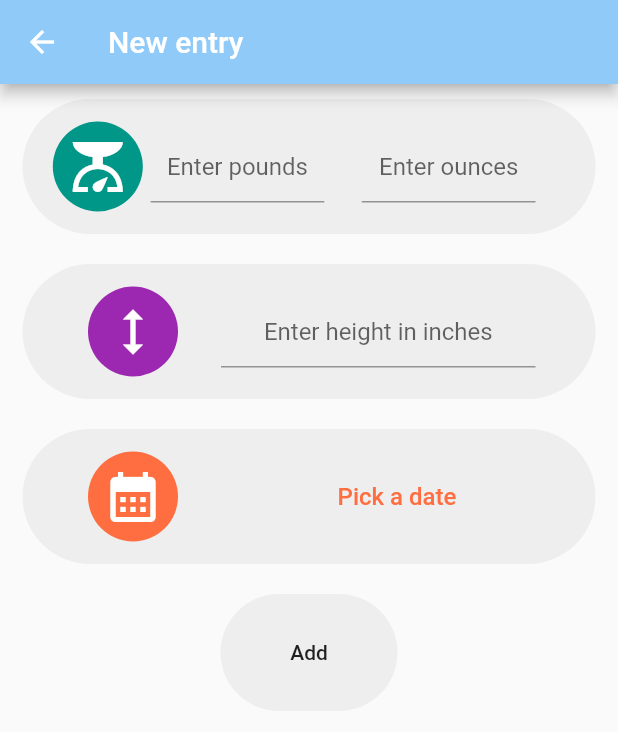
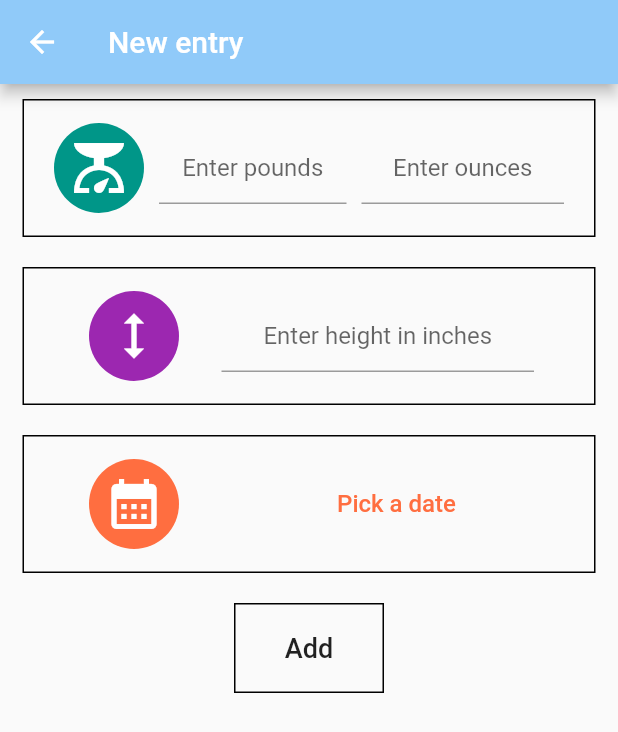
Before and after one commit to josephcavanna/babygrowth, a Flutter app: the AddEntry screen opened by its route, after a tap on "Add", on a phone screen of 412 x 824 dp. Shown: the top 732 px of the screen. Run offline on Flutter 3.47's test engine with Material 2 defaults, Android fonts, the light colour scheme and no system bars; our stand-ins replace cloud_firestore, firebase_auth, firebase_core, fl_chart, image_cropper, image_picker and 2 more; missing offline and left inert: modern_form_esys_flutter_share; accounts and stored records are empty.

Commit message:
minor update

```diff
--- a/lib/data/height_boys_data.dart
+++ b/lib/data/height_boys_data.dart
@@ -34,7 +34,7 @@ class _HeightBoysDataState extends State<HeightBoysData> {
 
   void getCurrentUnit() async {
     SharedPreferences prefs = await SharedPreferences.getInstance();
-    currentUnit = prefs.getInt('currentUnit')!;
+    currentUnit = prefs.getInt('currentUnit');
     print(currentUnit);
   }
 
--- a/lib/data/height_girls_data.dart
+++ b/lib/data/height_girls_data.dart
@@ -32,7 +32,7 @@ class _HeightGirlsDataState extends State<HeightGirlsData> {
 
   void getCurrentUnit() async {
     SharedPreferences prefs = await SharedPreferences.getInstance();
-    currentUnit = prefs.getInt('currentUnit')!;
+    currentUnit = prefs.getInt('currentUnit');
   }
 
   @override
--- a/lib/data/weight_boys_data.dart
+++ b/lib/data/weight_boys_data.dart
@@ -33,7 +33,7 @@ class _WeightBoysDataState extends State<WeightBoysData> {
 
   void getCurrentUnit() async {
     SharedPreferences prefs = await SharedPreferences.getInstance();
-    currentUnit = prefs.getInt('currentUnit')!;
+    currentUnit = prefs.getInt('currentUnit');
   }
 
   @override
--- a/lib/data/weight_girls_data.dart
+++ b/lib/data/weight_girls_data.dart
@@ -32,7 +32,7 @@ class _WeightGirlsDataState extends State<WeightGirlsData> {
 
   void getCurrentUnit() async {
     SharedPreferences prefs = await SharedPreferences.getInstance();
-    currentUnit = prefs.getInt('currentUnit')!;
+    currentUnit = prefs.getInt('currentUnit');
   }
 
   @override
--- a/lib/screens/add_entry.dart
+++ b/lib/screens/add_entry.dart
@@ -9,7 +9,8 @@ class AddEntry extends StatefulWidget {
   final String? babyName;
   final bool? isGirl;
   final int? currentUnit;
-  const AddEntry({Key? key, this.babyName, this.isGirl, this.currentUnit}) : super(key: key);
+  const AddEntry({Key? key, this.babyName, this.isGirl, this.currentUnit})
+      : super(key: key);
 
   static const String id = 'add_entry';
 
@@ -26,6 +27,8 @@ class _AddEntryState extends State<AddEntry> {
   double? weightPounds;
   double? weightOunces;
   DateTime? _entryDate;
+  double? height;
+  double? weight;
 
   @override
   void initState() {
@@ -45,21 +48,16 @@ class _AddEntryState extends State<AddEntry> {
         child: SingleChildScrollView(
           child: Column(
             children: [
-              widget.currentUnit == 0 ? enterWeightMetric() : enterWeightImperial(),
-              widget.currentUnit == 0 ? enterHeightMetric() : enterHeightImperial(),
+              widget.currentUnit == 0
+                  ? enterWeightMetric()
+                  : enterWeightImperial(),
+              widget.currentUnit == 0
+                  ? enterHeightMetric()
+                  : enterHeightImperial(),
               pickDateWidget(),
-              widget.currentUnit == 0
-                  ? addButton(
-                      context: context,
-                      heightUnit: heightCm,
-                      weightUnit: weightKg,
-                    )
-                  : addButton(
-                      context: context,
-                      heightUnit: heightInches,
-                      weightUnit: weightPounds,
-                      weightUnitAdd: weightOunces,
-                    ),
+              addButton(
+                context: context,
+              ),
             ],
           ),
         ),
@@ -72,10 +70,7 @@ class _AddEntryState extends State<AddEntry> {
       margin: const EdgeInsets.symmetric(horizontal: 15, vertical: 10),
       padding: const EdgeInsets.all(15),
       decoration: BoxDecoration(
-        borderRadius: const BorderRadius.all(
-          Radius.circular(75.0),
-        ),
-        color: Colors.grey[200],
+        border: Border.all(),
       ),
       child: Row(
         mainAxisAlignment: MainAxisAlignment.center,
@@ -101,6 +96,9 @@ class _AddEntryState extends State<AddEntry> {
                 onChanged: (newValue) {
                   weightKg =
                       double.parse(newValue.replaceAll(RegExp(r','), '.'));
+                      weight = weightKg;
+                  print('weightKg: $weightKg');
+                  print('weight: $weight');
                 },
                 textAlign: TextAlign.center,
                 decoration: const InputDecoration(
@@ -119,10 +117,7 @@ class _AddEntryState extends State<AddEntry> {
       margin: const EdgeInsets.symmetric(horizontal: 15, vertical: 10),
       padding: const EdgeInsets.all(15),
       decoration: BoxDecoration(
-        color: Colors.grey[200],
-        borderRadius: const BorderRadius.all(
-          Radius.circular(75.0),
-        ),
+        border: Border.all(),
       ),
       child: Row(
         mainAxisAlignment: MainAxisAlignment.spaceBetween,
@@ -145,6 +140,9 @@ class _AddEntryState extends State<AddEntry> {
               child: TextField(
                 onChanged: (newValue) {
                   heightCm = double.parse(newValue);
+                  height = heightCm;
+                  print('heightCm: $heightCm');
+                  print(height);
                 },
                 textAlign: TextAlign.center,
                 keyboardType: TextInputType.number,
@@ -160,14 +158,13 @@ class _AddEntryState extends State<AddEntry> {
   }
 
   Container enterWeightImperial() {
+    double? weightPoundsToKg;
+    double? weightOuncesToKg = 0;
     return Container(
       margin: const EdgeInsets.symmetric(horizontal: 15, vertical: 10),
       padding: const EdgeInsets.all(15),
       decoration: BoxDecoration(
-        borderRadius: const BorderRadius.all(
-          Radius.circular(75.0),
-        ),
-        color: Colors.grey[200],
+        border: Border.all(),
       ),
       child: Row(
         mainAxisAlignment: MainAxisAlignment.center,
@@ -186,13 +183,16 @@ class _AddEntryState extends State<AddEntry> {
           Expanded(
             flex: 2,
             child: Padding(
-              padding: const EdgeInsets.only(right: 25.0),
+              padding: const EdgeInsets.only(left: 5, right: 10.0),
               child: TextField(
-                keyboardType:
-                    const TextInputType.numberWithOptions(decimal: true),
+                keyboardType: TextInputType.number,
                 onChanged: (newValue) {
-                  weightPounds =
-                      double.parse(newValue.replaceAll(RegExp(r','), '.'));
+                  weightPounds = double.parse(newValue);
+                  weightPoundsToKg = weightPounds! / 2.205;
+                  weight = weightOuncesToKg! + weightPoundsToKg!;
+                  print('weightPounds: $weightPounds');
+                  print('weightPoundstoKG: $weightPoundsToKg');
+                  print('weight: $weight');
                 },
                 textAlign: TextAlign.center,
                 decoration: const InputDecoration(
@@ -204,13 +204,16 @@ class _AddEntryState extends State<AddEntry> {
           Expanded(
             flex: 2,
             child: Padding(
-              padding: const EdgeInsets.only(right: 25.0),
+              padding: const EdgeInsets.only(right: 5.0),
               child: TextField(
-                keyboardType:
-                    const TextInputType.numberWithOptions(decimal: true),
+                keyboardType: TextInputType.number,
                 onChanged: (newValue) {
-                  weightOunces =
-                      double.parse(newValue.replaceAll(RegExp(r','), '.'));
+                  weightOunces = double.parse(newValue);
+                  weightOuncesToKg = weightOunces! / 35.274;
+                  weight = weightPoundsToKg! + weightOuncesToKg!;
+                  print('weightOunces: $weightOunces');
+                  print('weightOuncestoKG: $weightOuncesToKg');
+                  print('weight: $weight');
                 },
                 textAlign: TextAlign.center,
                 decoration: const InputDecoration(
@@ -225,14 +228,12 @@ class _AddEntryState extends State<AddEntry> {
   }
 
   Container enterHeightImperial() {
+    double? heightInchestoCm;
     return Container(
       margin: const EdgeInsets.symmetric(horizontal: 15, vertical: 10),
       padding: const EdgeInsets.all(15),
       decoration: BoxDecoration(
-        color: Colors.grey[200],
-        borderRadius: const BorderRadius.all(
-          Radius.circular(75.0),
-        ),
+        border: Border.all(),
       ),
       child: Row(
         mainAxisAlignment: MainAxisAlignment.spaceBetween,
@@ -254,10 +255,15 @@ class _AddEntryState extends State<AddEntry> {
               padding: const EdgeInsets.only(right: 25.0),
               child: TextField(
                 onChanged: (newValue) {
-                  heightInches = double.parse(newValue);
+                  heightInches = double.parse(newValue.replaceAll(RegExp(r','), '.'));
+                  heightInchestoCm = heightInches! * 2.54;
+                  height = heightInchestoCm;
+                  print('heightInches: $heightInches');
+                  print('heightInchestoCm: $heightInchestoCm');
+                  print('height: $height');
                 },
                 textAlign: TextAlign.center,
-                keyboardType: TextInputType.number,
+                keyboardType: const TextInputType.numberWithOptions(decimal: true),
                 decoration: const InputDecoration(
                   hintText: 'Enter height in inches',
                 ),
@@ -269,27 +275,24 @@ class _AddEntryState extends State<AddEntry> {
     );
   }
 
-  Container addButton(
-      {BuildContext? context,
-      double? heightUnit,
-      double? weightUnit,
-      double? weightUnitAdd}) {
-    var height = widget.currentUnit == 0 ? heightUnit : (heightUnit ?? 0) * 2.54;
-    var weight = widget.currentUnit == 0
-        ? weightUnit
-        : (weightUnit ?? 0) / 2.205 + (weightUnitAdd ?? 0) / 35.274;
+  Container addButton({
+    BuildContext? context,
+  }) {
     return Container(
       margin: const EdgeInsets.symmetric(horizontal: 15, vertical: 10),
-      padding: const EdgeInsets.all(15),
+      padding: const EdgeInsets.all(5),
       decoration: BoxDecoration(
-        color: Colors.grey[200],
-        borderRadius: const BorderRadius.all(
-          Radius.circular(75.0),
-        ),
+        border: Border.all(),
       ),
       child: MaterialButton(
-        child: const Text('Add'),
+        child: const Text(
+          'Add',
+          style: TextStyle(fontSize: 18),
+        ),
         onPressed: () {
+          print('height: $height');
+          print('weight: $weight');
+          print('entrydate: $_entryDate');
           if (_entryDate == null) {
             showDialog(
               context: context!,
@@ -298,20 +301,20 @@ class _AddEntryState extends State<AddEntry> {
                 actions: [
                   TextButton(
                     onPressed: () => Navigator.pop(context),
-                    child: const Text('Try Again'),
+                    child: const Text('Go back'),
                   ),
                 ],
               ),
             );
-          } else if (height == null || weight == null) {
+          } else if (height == null && weight == null) {
             showDialog(
               context: context!,
               builder: (context) => AlertDialog(
-                title: const Text('Please enter a weight or height entry'),
+                title: const Text('Please enter new weight or height'),
                 actions: [
                   TextButton(
                     onPressed: () => Navigator.pop(context),
-                    child: const Text('Try Again'),
+                    child: const Text('Go back'),
                   ),
                 ],
               ),
@@ -355,10 +358,7 @@ class _AddEntryState extends State<AddEntry> {
       margin: const EdgeInsets.symmetric(horizontal: 15, vertical: 10),
       padding: const EdgeInsets.all(15),
       decoration: BoxDecoration(
-        color: Colors.grey[200],
-        borderRadius: const BorderRadius.all(
-          Radius.circular(75.0),
-        ),
+        border: Border.all(),
       ),
       child: Row(
         mainAxisAlignment: MainAxisAlignment.center,
--- a/lib/screens/baby_list_screen.dart
+++ b/lib/screens/baby_list_screen.dart
@@ -18,7 +18,6 @@ class _BabyListScreenState extends State<BabyListScreen> {
   @override
   void initState() {
     getCurrentUnit();
-    print(currentUnit);
     super.initState();
   }
 
--- a/lib/screens/settings_screen.dart
+++ b/lib/screens/settings_screen.dart
@@ -94,8 +94,7 @@ class _AccountScreenState extends State<AccountScreen> {
                   const SizedBox(
                     height: 10,
                   ),
-                  UnitNotifier()
-
+                  UnitNotifier(),
                 ],
               ),
             ),
--- a/lib/widgets/unit_notifier.dart
+++ b/lib/widgets/unit_notifier.dart
@@ -1,7 +1,6 @@
 import 'package:flutter/material.dart';
 import 'package:shared_preferences/shared_preferences.dart';
 
-// ignore: must_be_immutable
 class UnitNotifier extends StatefulWidget with ChangeNotifier {
   UnitNotifier({Key? key}) : super(key: key);
 
--- a/pubspec.yaml
+++ b/pubspec.yaml
@@ -15,7 +15,7 @@ publish_to: 'none' # Remove this line if you wish to publish to pub.dev
 # In iOS, build-name is used as CFBundleShortVersionString while build-number used as CFBundleVersion.
 # Read more about iOS versioning at
 # https://developer.apple.com/library/archive/documentation/General/Reference/InfoPlistKeyReference/Articles/CoreFoundationKeys.html
-version: 2.0.0+1
+version: 2.0.0+2
 
 environment:
   sdk: ">=2.12.0 <3.0.0"
```
Also changed, not shown: lib/screens/baby_details_page.dart (+2 -6 lines), lib/widgets/log_entry_item.dart (+29 -29 lines), 4 other files.
